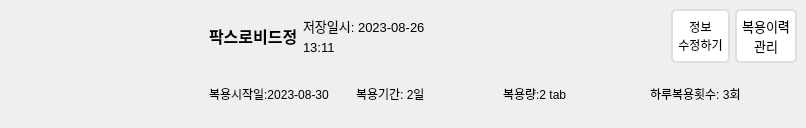
EON-DC/AI_2Park, file gui/ui_files/saved_prescription_item.ui: the form before one commit.
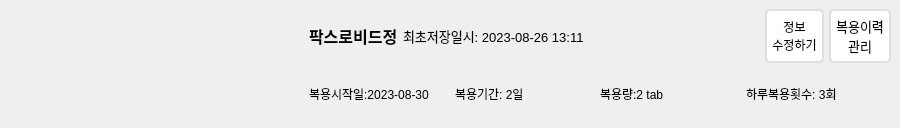
The form after the commit. Icons and pictures are not drawn.

What changed in the file:
```diff
--- a/gui/ui_files/saved_prescription_item.ui
+++ b/gui/ui_files/saved_prescription_item.ui
@@ -6,7 +6,7 @@
    <rect>
     <x>0</x>
     <y>0</y>
-    <width>806</width>
+    <width>900</width>
     <height>128</height>
    </rect>
   </property>
@@ -102,21 +102,21 @@
       <item>
        <widget class="QWidget" name="widget_2" native="true">
         <property name="sizePolicy">
-         <sizepolicy hsizetype="Fixed" vsizetype="Expanding">
+         <sizepolicy hsizetype="Fixed" vsizetype="Fixed">
           <horstretch>0</horstretch>
           <verstretch>0</verstretch>
          </sizepolicy>
         </property>
         <property name="minimumSize">
          <size>
-          <width>200</width>
-          <height>0</height>
+          <width>300</width>
+          <height>128</height>
          </size>
         </property>
         <property name="maximumSize">
          <size>
-          <width>200</width>
-          <height>16777215</height>
+          <width>300</width>
+          <height>128</height>
          </size>
         </property>
         <layout class="QVBoxLayout" name="verticalLayout_2">
@@ -165,15 +165,21 @@
       </item>
       <item>
        <widget class="QWidget" name="widget_3" native="true">
+        <property name="sizePolicy">
+         <sizepolicy hsizetype="Fixed" vsizetype="Preferred">
+          <horstretch>0</horstretch>
+          <verstretch>0</verstretch>
+         </sizepolicy>
+        </property>
         <property name="minimumSize">
          <size>
-          <width>500</width>
+          <width>600</width>
           <height>0</height>
          </size>
         </property>
         <property name="maximumSize">
          <size>
-          <width>800</width>
+          <width>600</width>
           <height>16777215</height>
          </size>
         </property>
@@ -212,29 +218,16 @@
                </sizepolicy>
               </property>
               <property name="text">
-               <string>저장일시: 2023-08-26 13:11</string>
+               <string>최초저장일시: 2023-08-26 13:11</string>
+              </property>
+              <property name="scaledContents">
+               <bool>false</bool>
               </property>
               <property name="wordWrap">
                <bool>true</bool>
               </property>
              </widget>
             </item>
-            <item>
-             <spacer name="horizontalSpacer">
-              <property name="orientation">
-               <enum>Qt::Horizontal</enum>
-              </property>
-              <property name="sizeType">
-               <enum>QSizePolicy::Expanding</enum>
-              </property>
-              <property name="sizeHint" stdset="0">
-               <size>
-                <width>231</width>
-                <height>20</height>
-               </size>
-              </property>
-             </spacer>
-            </item>
             <item>
              <widget class="QPushButton" name="btn_edit">
               <property name="sizePolicy">
```
